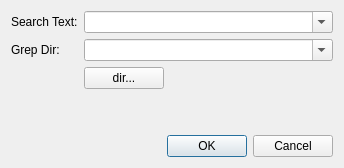
The window that viMarkdown/src/GrepDialog.ui (shigmas/viMarkdown) describes before a commit, drawn with Qt 5.
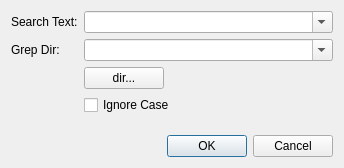
The same window after the commit.

Commit message: 0083 ◎ C 05/14 05/14 03006│ToDo│Grep ダイアログ：ignore case チェックボックス追加

```diff
--- a/viMarkdown/src/GrepDialog.ui
+++ b/viMarkdown/src/GrepDialog.ui
@@ -59,7 +59,7 @@
          </property>
         </widget>
        </item>
-       <item row="4" column="1">
+       <item row="5" column="1">
         <widget class="QDialogButtonBox" name="buttonBox">
          <property name="layoutDirection">
           <enum>Qt::LayoutDirection::LeftToRight</enum>
@@ -69,7 +69,7 @@
          </property>
         </widget>
        </item>
-       <item row="3" column="1">
+       <item row="4" column="1">
         <spacer name="verticalSpacer_2">
          <property name="orientation">
           <enum>Qt::Orientation::Vertical</enum>
@@ -82,6 +82,13 @@
          </property>
         </spacer>
        </item>
+       <item row="3" column="1">
+        <widget class="QCheckBox" name="ignoreCase">
+         <property name="text">
+          <string>Ignore Case</string>
+         </property>
+        </widget>
+       </item>
       </layout>
      </item>
      <item>
```
The commit also changes 4 other files.
